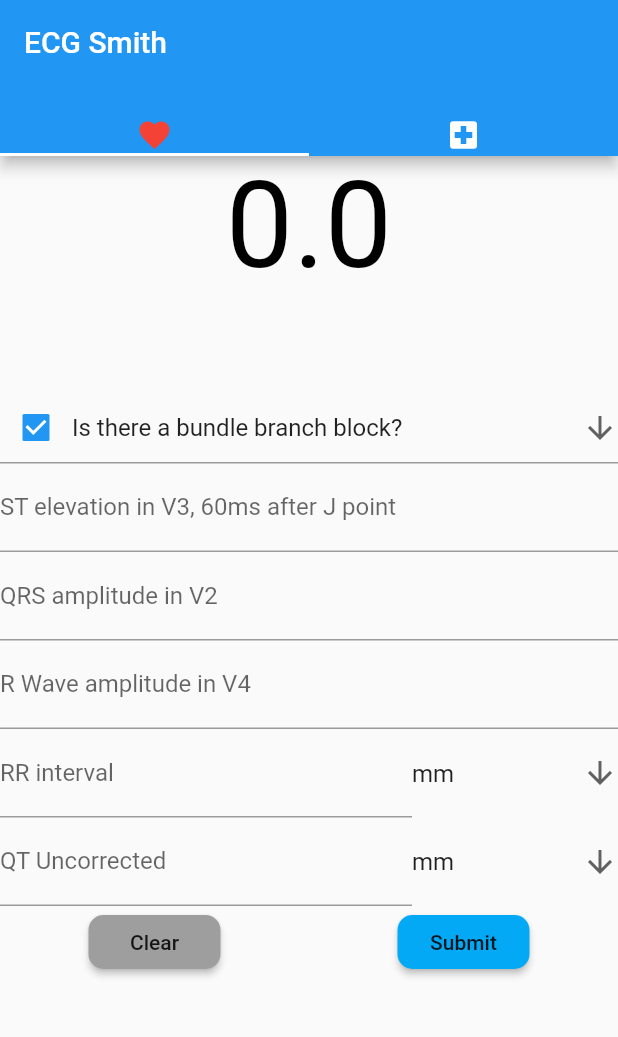
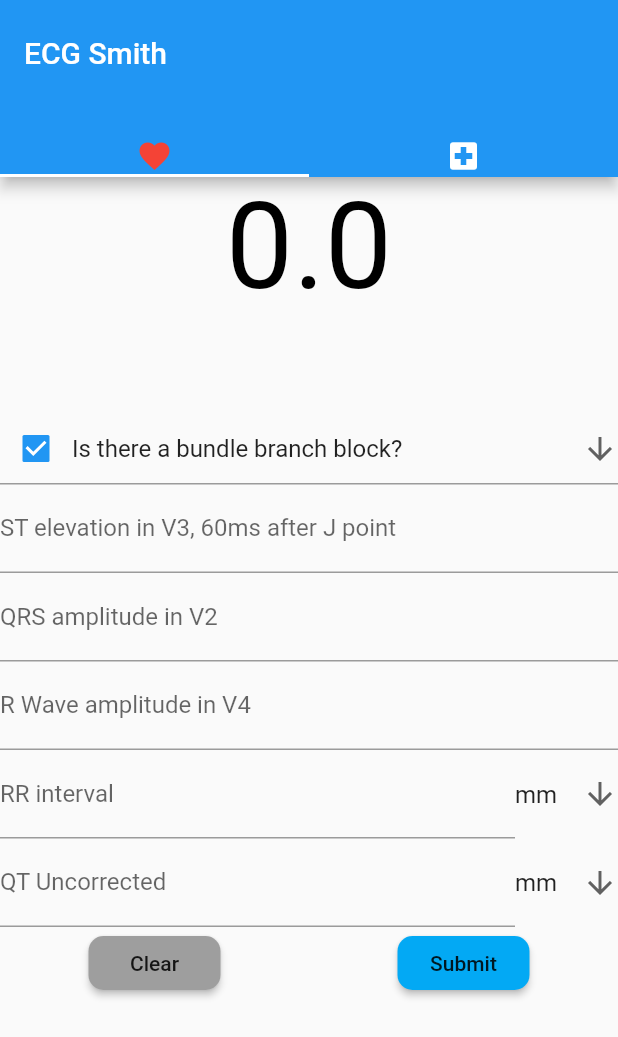
Before and after one commit to Vollgaz/ecg_smith, a Flutter app: the screen it shows after launch, on a phone screen of 412 x 824 dp. Shown: the top 1037 px of the screen. Run offline on Flutter 3.47's test engine with Material 2 defaults, Android fonts, the phone set to English and light mode, and no system bars.

Commit message:
Adjust element size

```diff
--- a/lib/view/home_page.dart
+++ b/lib/view/home_page.dart
@@ -10,6 +10,7 @@ class HomePage extends StatelessWidget {
         length: 2,
         child: Scaffold(
           appBar: AppBar(
+            toolbarHeight: 70,
             title: Text("ECG Smith"),
             bottom: TabBar(
               tabs: <Widget>[Icon(Icons.favorite, color: Colors.red), Icon(Icons.local_hospital, color: Colors.white)],
--- a/lib/view/smith_page.dart
+++ b/lib/view/smith_page.dart
@@ -79,7 +79,7 @@ class _SmithState extends State<SmithPage> {
             ),
             Row(children: [
               Flexible(
-                flex: 2,
+                flex: 5,
                 child: TextFormField(
                   decoration: new InputDecoration(labelText: "RR interval"),
                   keyboardType: TextInputType.number,
@@ -105,7 +105,7 @@ class _SmithState extends State<SmithPage> {
             ]),
             Row(mainAxisAlignment: MainAxisAlignment.spaceBetween, children: [
               Flexible(
-                flex: 2,
+                flex: 5,
                 child: TextFormField(
                   decoration: new InputDecoration(
                     labelText: "QT Uncorrected",
```
